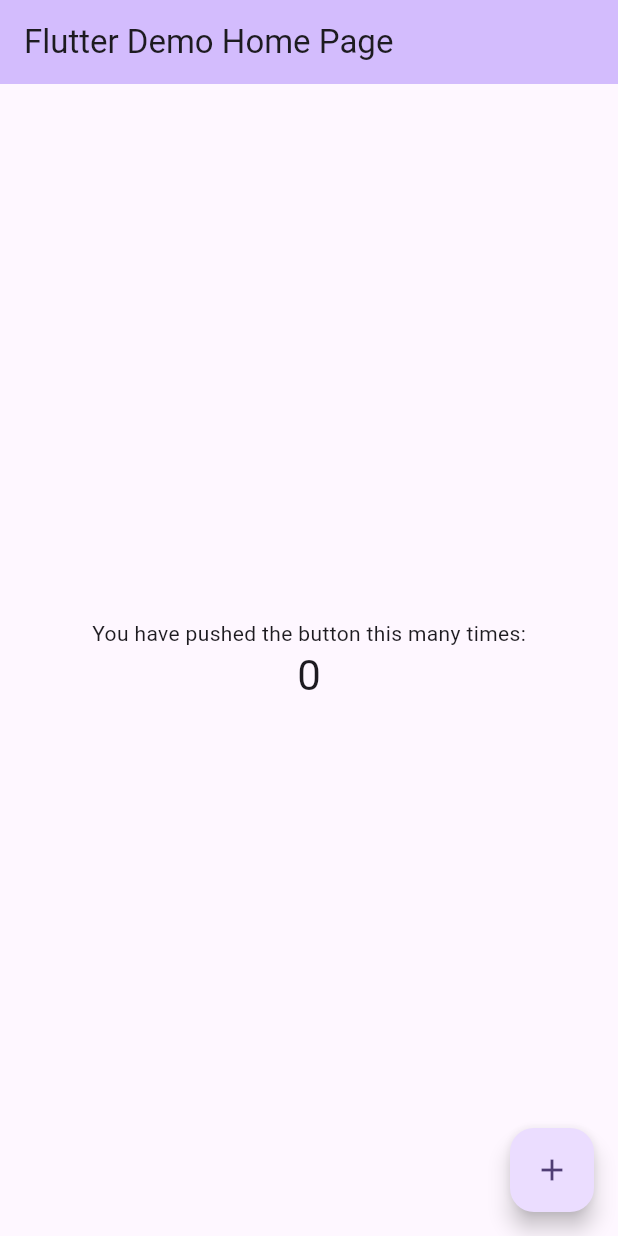
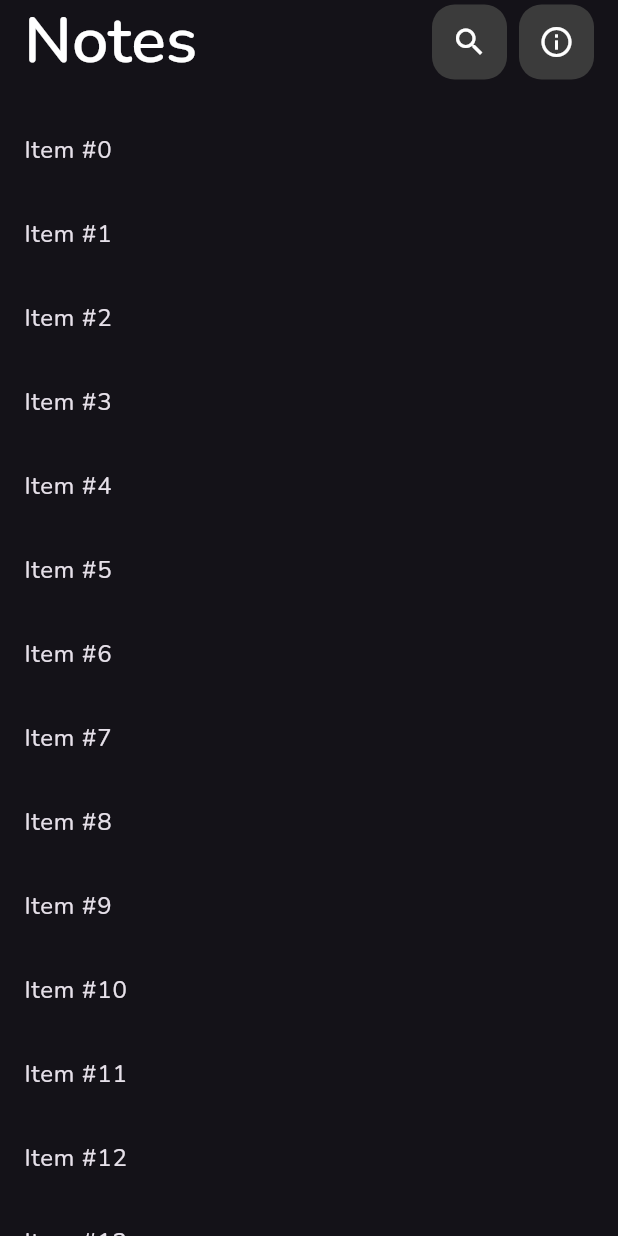
Before and after one commit to ahmedhamodaa/notes_app, a Flutter app: the screen it shows after launch, on a phone screen of 412 x 824 dp. Run offline on Flutter 3.47's test engine with Material 3 defaults, Android fonts, the phone set to English and light mode, and no system bars.

Commit message:
dark theme, notes view and change font

```diff
--- a/lib/main.dart
+++ b/lib/main.dart
@@ -1,122 +1,16 @@
 import 'package:flutter/material.dart';
+import 'package:notes_app/theme.dart';
+import 'package:notes_app/views/notes_view.dart';
 
 void main() {
-  runApp(const MyApp());
+  runApp(const NotesApp());
 }
 
-class MyApp extends StatelessWidget {
-  const MyApp({super.key});
-
-  // This widget is the root of your application.
-  @override
-  Widget build(BuildContext context) {
-    return MaterialApp(
-      title: 'Flutter Demo',
-      theme: ThemeData(
-        // This is the theme of your application.
-        //
-        // TRY THIS: Try running your application with "flutter run". You'll see
-        // the application has a purple toolbar. Then, without quitting the app,
-        // try changing the seedColor in the colorScheme below to Colors.green
-        // and then invoke "hot reload" (save your changes or press the "hot
-        // reload" button in a Flutter-supported IDE, or press "r" if you used
-        // the command line to start the app).
-        //
-        // Notice that the counter didn't reset back to zero; the application
-        // state is not lost during the reload. To reset the state, use hot
-        // restart instead.
-        //
-        // This works for code too, not just values: Most code changes can be
-        // tested with just a hot reload.
-        colorScheme: ColorScheme.fromSeed(seedColor: Colors.deepPurple),
-      ),
-      home: const MyHomePage(title: 'Flutter Demo Home Page'),
-    );
-  }
-}
-
-class MyHomePage extends StatefulWidget {
-  const MyHomePage({super.key, required this.title});
-
-  // This widget is the home page of your application. It is stateful, meaning
-  // that it has a State object (defined below) that contains fields that affect
-  // how it looks.
-
-  // This class is the configuration for the state. It holds the values (in this
-  // case the title) provided by the parent (in this case the App widget) and
-  // used by the build method of the State. Fields in a Widget subclass are
-  // always marked "final".
-
-  final String title;
-
-  @override
-  State<MyHomePage> createState() => _MyHomePageState();
-}
-
-class _MyHomePageState extends State<MyHomePage> {
-  int _counter = 0;
-
-  void _incrementCounter() {
-    setState(() {
-      // This call to setState tells the Flutter framework that something has
-      // changed in this State, which causes it to rerun the build method below
-      // so that the display can reflect the updated values. If we changed
-      // _counter without calling setState(), then the build method would not be
-      // called again, and so nothing would appear to happen.
-      _counter++;
-    });
-  }
+class NotesApp extends StatelessWidget {
+  const NotesApp({super.key});
 
   @override
   Widget build(BuildContext context) {
-    // This method is rerun every time setState is called, for instance as done
-    // by the _incrementCounter method above.
-    //
-    // The Flutter framework has been optimized to make rerunning build methods
-    // fast, so that you can just rebuild anything that needs updating rather
-    // than having to individually change instances of widgets.
-    return Scaffold(
-      appBar: AppBar(
-        // TRY THIS: Try changing the color here to a specific color (to
-        // Colors.amber, perhaps?) and trigger a hot reload to see the AppBar
-        // change color while the other colors stay the same.
-        backgroundColor: Theme.of(context).colorScheme.inversePrimary,
-        // Here we take the value from the MyHomePage object that was created by
-        // the App.build method, and use it to set our appbar title.
-        title: Text(widget.title),
-      ),
-      body: Center(
-        // Center is a layout widget. It takes a single child and positions it
-        // in the middle of the parent.
-        child: Column(
-          // Column is also a layout widget. It takes a list of children and
-          // arranges them vertically. By default, it sizes itself to fit its
-          // children horizontally, and tries to be as tall as its parent.
-          //
-          // Column has various properties to control how it sizes itself and
-          // how it positions its children. Here we use mainAxisAlignment to
-          // center the children vertically; the main axis here is the vertical
-          // axis because Columns are vertical (the cross axis would be
-          // horizontal).
-          //
-          // TRY THIS: Invoke "debug painting" (choose the "Toggle Debug Paint"
-          // action in the IDE, or press "p" in the console), to see the
-          // wireframe for each widget.
-          mainAxisAlignment: MainAxisAlignment.center,
-          children: <Widget>[
-            const Text('You have pushed the button this many times:'),
-            Text(
-              '$_counter',
-              style: Theme.of(context).textTheme.headlineMedium,
-            ),
-          ],
-        ),
-      ),
-      floatingActionButton: FloatingActionButton(
-        onPressed: _incrementCounter,
-        tooltip: 'Increment',
-        child: const Icon(Icons.add),
-      ), // This trailing comma makes auto-formatting nicer for build methods.
-    );
+    return MaterialApp(theme: themeData(), home: NotesView());
   }
 }
--- /dev/null
+++ b/lib/theme.dart
@@ -0,0 +1,17 @@
+import 'package:flutter/material.dart';
+
+ThemeData themeData() {
+  return ThemeData(
+    brightness: Brightness.dark,
+    fontFamily: 'Nunito',
+    iconButtonTheme: IconButtonThemeData(
+      style: ButtonStyle(
+        fixedSize: WidgetStatePropertyAll(Size(50, 50)),
+        backgroundColor: WidgetStateProperty.all(Color(0xff3B3B3B)),
+        shape: WidgetStatePropertyAll(
+          RoundedRectangleBorder(borderRadius: BorderRadius.circular(15)),
+        ),
+      ),
+    ),
+  );
+}
--- /dev/null
+++ b/lib/views/notes_view.dart
@@ -0,0 +1,54 @@
+import 'package:flutter/material.dart';
+
+class NotesView extends StatelessWidget {
+  const NotesView({super.key});
+
+  @override
+  Widget build(BuildContext context) {
+    return Scaffold(
+      body: CustomScrollView(
+        slivers: [
+          SliverAppBar(
+            bottom: PreferredSize(
+              preferredSize: Size(0, 16),
+              child: SizedBox(),
+            ),
+            title: Text(
+              'Notes',
+              style: TextStyle(
+                fontWeight: FontWeight.w600,
+                fontSize: 43,
+                color: Colors.white,
+              ),
+            ),
+            centerTitle: false,
+            floating: true,
+            snap: true,
+            actionsPadding: EdgeInsets.symmetric(horizontal: 16),
+            actions: [
+              IconButton(
+                onPressed: () {},
+                icon: Icon(Icons.search, size: 24),
+                color: Colors.white,
+              ),
+              SizedBox(width: 8),
+              IconButton(
+                onPressed: () {},
+                icon: Icon(Icons.info_outline, size: 24),
+                color: Colors.white,
+              ),
+            ],
+          ),
+
+          // Body content
+          SliverList(
+            delegate: SliverChildBuilderDelegate(
+              (context, index) => ListTile(title: Text('Item #$index')),
+              childCount: 50,
+            ),
+          ),
+        ],
+      ),
+    );
+  }
+}
```
Also changed, not shown: pubspec.yaml (+5 -12 lines), assets/fonts/Nunito-VariableFont_wght.ttf (added).
